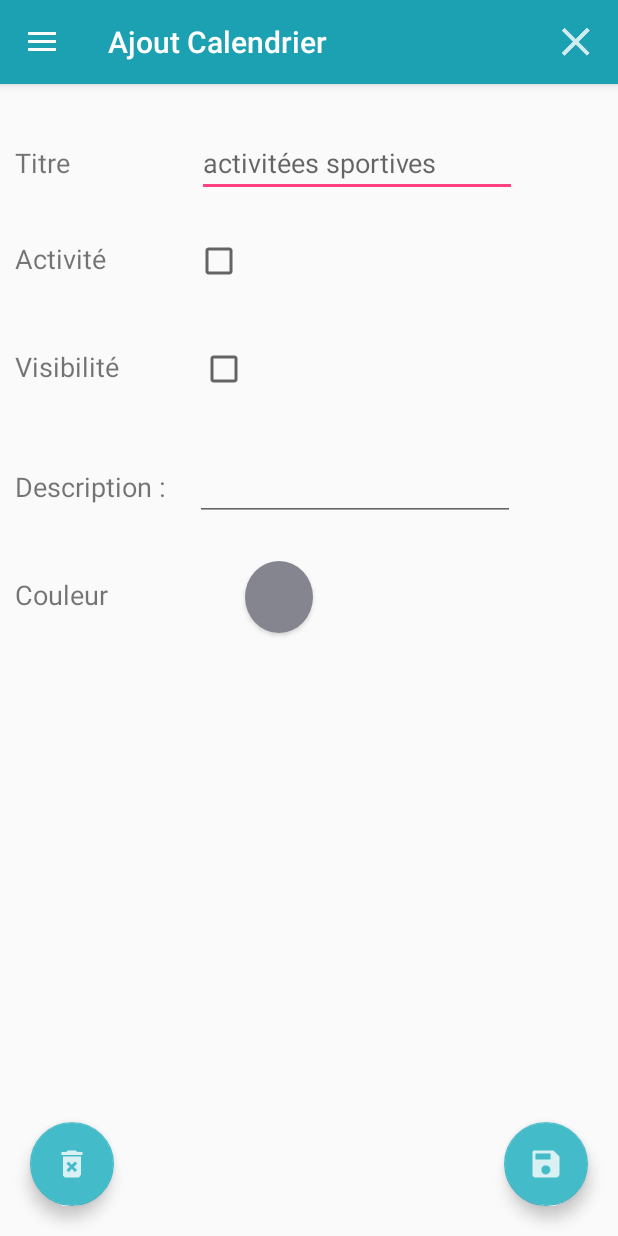
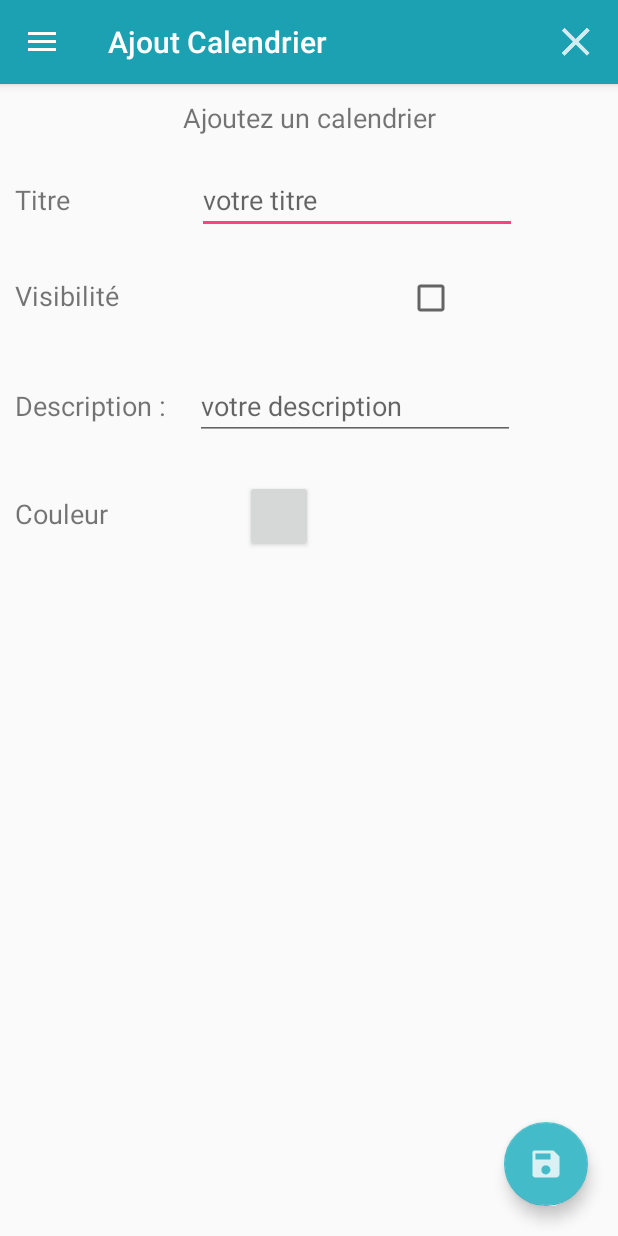
Before and after one commit to AzeddineZadir/CalandarPad, an Android app: the AjoutCalendrierActivity screen opened directly, with no data from a screen before it, on a phone screen of 412 x 824 dp. Run offline under Robolectric (Android 15) with nearby library versions, the phone set to English and light mode, and no system bars; libraries missing offline, so code that uses them is left out: petrov.kristiyan.colorpicker.

Commit message:
correction interface

```diff
--- a/InterfacTest/app/build.gradle
+++ b/InterfacTest/app/build.gradle
@@ -42,4 +42,6 @@ dependencies {
     //ColorPicker
     implementation 'petrov.kristiyan:colorpicker-library:1.1.8'
 
+    // round buton
+
 }
--- a/InterfacTest/app/src/main/java/com/example/silver_desk/interfactest/AjoutCalendrierActivity.java
+++ b/InterfacTest/app/src/main/java/com/example/silver_desk/interfactest/AjoutCalendrierActivity.java
@@ -20,6 +20,7 @@ import android.widget.Button;
 import android.widget.CheckBox;
 import android.widget.EditText;
 import android.widget.Spinner;
+import android.widget.TextView;
 import android.widget.Toast;
 import android.widget.Toolbar;
 
@@ -46,6 +47,7 @@ public class AjoutCalendrierActivity extends AppCompatActivity implements View.O
     Button b_couleur ;
     FloatingActionButton fab_add_cal ,fab_delete_cal ;
     ArrayAdapter<CharSequence> arrayAdapter ;
+    TextView t_titreajout;
     Evenement event;
 
     Time td,tf;
@@ -72,7 +74,7 @@ public class AjoutCalendrierActivity extends AppCompatActivity implements View.O
         e_description=(EditText)findViewById(R.id.et_descritpion);
 
         b_couleur=(Button) findViewById(R.id.b_couleur);
-        c_activite=(CheckBox)findViewById(R.id.c_activite);
+
         c_visibilite=(CheckBox)findViewById(R.id.c_visibilite);
 
         fab_add_cal=(FloatingActionButton)findViewById(R.id.fab_save_event) ;
@@ -80,7 +82,7 @@ public class AjoutCalendrierActivity extends AppCompatActivity implements View.O
 
         fab_delete_cal =(FloatingActionButton)findViewById(R.id.fab_delete_cal);
         fab_delete_cal.setOnClickListener(this);
-
+        fab_delete_cal.setVisibility(View.INVISIBLE);
 
 
 
@@ -96,6 +98,8 @@ public class AjoutCalendrierActivity extends AppCompatActivity implements View.O
         // action bar
         getSupportActionBar().setTitle(getString(R.string.title_activity_ajout__calendrier));
 
+        // texte view
+        t_titreajout=(TextView)findViewById(R.id.t_titreajout);
 
 
         viewSetInfo();
@@ -226,6 +230,9 @@ public class AjoutCalendrierActivity extends AppCompatActivity implements View.O
                             dialogInterface.dismiss();
                             backCalendrierActivity();
 
+                        }else{
+                            DATABASE.calendrierDao().deletCalendrier(calendrier);
+                            backCalendrierActivity();
                         }
 
 
@@ -273,13 +280,16 @@ public class AjoutCalendrierActivity extends AppCompatActivity implements View.O
     //initialiser la vue en cas de modification
     private void viewSetInfo(){
         if (verifyIncomingIntent()){
+            // le titre de" la vue
+            getSupportActionBar().setTitle("Edition calendrier ");
+            t_titreajout.setText(R.string.setcalendar);
            Calendrier calendrier= DATABASE.calendrierDao().selecCalendrierById(getincomingInten_idCalendrier());
          // init titre
            e_titre.setText(calendrier.getTitre().toString());
          // init visibilité
             c_visibilite.setChecked(calendrier.isVisibilite());
-         // init activité
-            c_activite.setChecked(calendrier.isActivite());
+
+
          // init priorite
 
             String[] stringArray=getResources().getStringArray(R.array.priorite);
@@ -289,7 +299,7 @@ public class AjoutCalendrierActivity extends AppCompatActivity implements View.O
          // init couleur
             b_couleur.setBackgroundColor(calendrier.getCouleur());
 
-
+         fab_delete_cal.setVisibility(View.VISIBLE);
 
 
 
@@ -331,8 +341,6 @@ public class AjoutCalendrierActivity extends AppCompatActivity implements View.O
         // recuperation des information du calendrier
         calendrier.setTitre(e_titre.getText().toString());
         calendrier.setVisibilite(c_visibilite.isChecked());
-        calendrier.setActivite(c_activite.isChecked());
-
         calendrier.setDescription(e_description.getText().toString());
         calendrier.setCouleur(b_couleurBackground.getColor());
 
@@ -346,14 +354,14 @@ public class AjoutCalendrierActivity extends AppCompatActivity implements View.O
         ColorDrawable b_couleurBackground=(ColorDrawable) b_couleur.getBackground();
 
       String titer =e_titre.getText().toString();
-      Boolean activite=c_activite.isChecked();
+
       Boolean visibilite=c_visibilite.isChecked();
 
       String description =e_description.getText().toString();
       int couleur=b_couleurBackground.getColor();
         // creation de lobjet
 
-        Calendrier calendrier= new Calendrier(id_cal,titer,visibilite,activite,couleur,description) ;
+        Calendrier calendrier= new Calendrier(id_cal,titer,visibilite,couleur,description) ;
        DATABASE.calendrierDao().upDateCalendrier(calendrier);
         Toast.makeText(this, getString(R.string.updateSuccess), Toast.LENGTH_SHORT).show();
 
--- a/InterfacTest/app/src/main/java/com/example/silver_desk/interfactest/HomeActivity.java
+++ b/InterfacTest/app/src/main/java/com/example/silver_desk/interfactest/HomeActivity.java
@@ -110,7 +110,7 @@ public class HomeActivity extends AppCompatActivity implements NavigationView.On
                 Executors.newSingleThreadScheduledExecutor().execute(new Runnable() {
                     @Override
                     public void run() {
-                        Calendrier calendrier = new Calendrier("mon calendrier", true, true, R.color.colorPrimary, "le calendrier par defaut ");
+                        Calendrier calendrier = new Calendrier("mon calendrier", true, R.color.color2, "le calendrier par defaut ");
                         getInstance(getApplicationContext()).calendrierDao().insert(calendrier);
 
                     }
--- a/InterfacTest/app/src/main/java/com/example/silver_desk/interfactest/database/AppDatabase.java
+++ b/InterfacTest/app/src/main/java/com/example/silver_desk/interfactest/database/AppDatabase.java
@@ -7,6 +7,7 @@ import android.arch.persistence.room.Room;
 import android.arch.persistence.room.RoomDatabase;
 import android.content.Context;
 import android.graphics.Color;
+import android.graphics.drawable.ColorDrawable;
 import android.support.annotation.NonNull;
 import android.util.Log;
 
@@ -41,7 +42,8 @@ public abstract class AppDatabase extends RoomDatabase {
                         Executors.newSingleThreadScheduledExecutor().execute(new Runnable() {
                             @Override
                             public void run() {
-                                Calendrier calendrier = new Calendrier("mon calendrier",true,true,R.color.colorPrimary,"");
+
+                                Calendrier calendrier = new Calendrier("mon calendrier",true,R.color.color2,"");
                                 getInstance(context).calendrierDao().insert(calendrier);
                             }
                         });
--- a/InterfacTest/app/src/main/res/layout/activity_ajout_calendrier.xml
+++ b/InterfacTest/app/src/main/res/layout/activity_ajout_calendrier.xml
@@ -20,6 +20,14 @@
             tools:layout_editor_absoluteY="0dp"
             android:padding="10dp">
 
+            <TextView
+                android:id="@+id/t_titreajout"
+                android:layout_width="match_parent"
+                android:layout_height="wrap_content"
+                android:text="@string/addcalendar"
+                android:textAlignment="center"
+                android:textSize="18sp" />
+
             <LinearLayout
                 android:layout_width="match_parent"
                 android:layout_height="72dp"
@@ -41,7 +49,7 @@
                     android:layout_height="wrap_content"
 
                     android:ems="10"
-                    android:hint="activitées sportives"
+                    android:hint="@string/yourtitel"
                     android:inputType="textPersonName"
                     tools:layout_editor_absoluteX="0dp"
                     tools:layout_editor_absoluteY="48dp" />
@@ -50,32 +58,12 @@
 
             <LinearLayout
                 android:layout_width="match_parent"
-                android:layout_height="72dp"
-                android:orientation="horizontal">
-
-                <TextView
-                    android:id="@+id/textView3"
-                    android:layout_width="120dp"
-                    android:layout_height="wrap_content"
-                    android:text="@string/activite"
-                    android:textSize="18sp"
-                    tools:layout_editor_absoluteX="16dp"
-                    tools:layout_editor_absoluteY="144dp" />
-
-                <CheckBox
-                    android:id="@+id/c_activite"
-                    android:layout_width="236dp"
-                    android:layout_height="wrap_content" />
-            </LinearLayout>
-
-            <LinearLayout
-                android:layout_width="match_parent"
-                android:layout_height="72dp"
+                android:layout_height="65dp"
                 android:orientation="horizontal">
 
                 <TextView
                     android:id="@+id/textView2"
-                    android:layout_width="123dp"
+                    android:layout_width="261dp"
                     android:layout_height="wrap_content"
                     android:text="@string/visibilite"
                     android:textSize="18sp"
@@ -109,6 +97,7 @@
                     android:layout_height="wrap_content"
 
                     android:ems="10"
+                    android:hint="@string/yourdesccreption"
                     android:inputType="textMultiLine" />
             </LinearLayout>
 
@@ -136,7 +125,6 @@
                     android:layout_width="45dp"
                     android:layout_height="wrap_content"
                     android:layout_marginRight="160dp"
-                    android:background="@drawable/round_color"
 
                     />
 
--- a/InterfacTest/app/src/main/res/layout/addevent.xml
+++ b/InterfacTest/app/src/main/res/layout/addevent.xml
@@ -67,6 +67,7 @@
                     android:ems="10"
 
                     android:text="Name" />
+
 
             </LinearLayout>
 
--- a/InterfacTest/app/src/main/res/layout/item_liste.xml
+++ b/InterfacTest/app/src/main/res/layout/item_liste.xml
@@ -56,11 +56,11 @@
 
             <ImageButton
                 android:id="@+id/imb_setting_cal"
-                android:layout_width="35dp"
+                android:layout_width="51dp"
                 android:layout_height="match_parent"
 
                 android:background="#ffffffff"
-                app:srcCompat="@drawable/ic_settings_black_24dp" />
+                app:srcCompat="@drawable/ic_mode_edit_black_24dp" />
 
 
         </LinearLayout>
--- a/InterfacTest/app/src/main/res/values/strings.xml
+++ b/InterfacTest/app/src/main/res/values/strings.xml
@@ -60,5 +60,9 @@
     <string name="no">non</string>
     <string name="addcalendar">Ajoutez un calendrier </string>
     <string name="addevent">Ajoutez un événment </string>
+    <string name="setcalendar">Modifiez un calendrier </string>
+    <string name="setevent">Modifiez un événment </string>
+    <string name="yourtitel">votre titre</string>
+    <string name="yourdesccreption">votre description</string>
 
 </resources>
```
Also changed, not shown: InterfacTest/app/src/main/java/com/example/silver_desk/interfactest/AjoutEvenmentActivity.java (+8 -3 lines), InterfacTest/app/src/main/java/com/example/silver_desk/interfactest/database/Calendrier.java (+4 -15 lines), InterfacTest/app/src/main/res/drawable/ic_mode_edit_black_24dp.xml (added, +9 -0 lines), InterfacTest/app/src/main/res/layout/activity_ajout_evenment.xml (+10 -10 lines).
